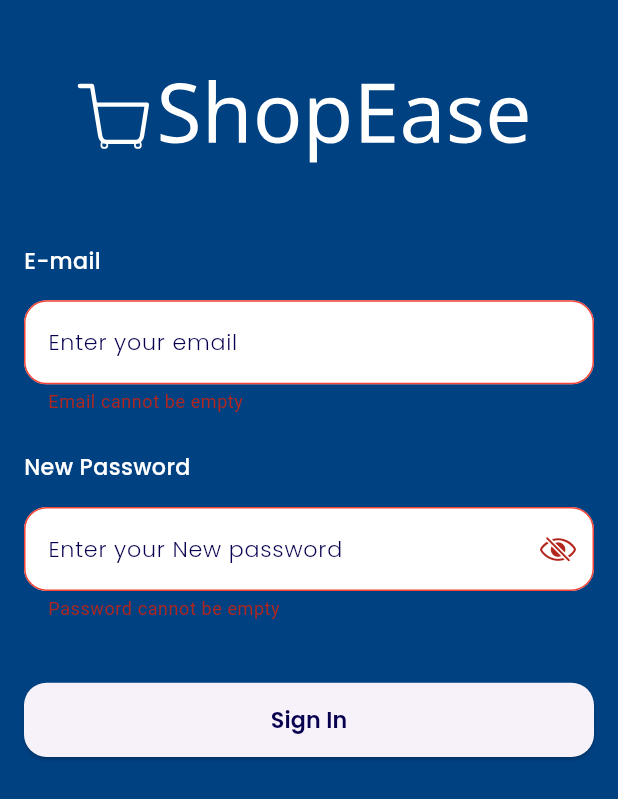
After one commit to MostafaEsmail98/e_commerce, a Flutter app: the ResetPassword screen opened by its route, after a tap on "Sign In", on a phone screen of 412 x 824 dp. The commit adds this screen. Shown: the top 799 px of the screen. Run offline on Flutter 3.47's test engine with Material 3 defaults, Android fonts, the phone set to English and light mode, and no system bars; our stand-ins replace bloc, connectivity_plus, dartz, dio, flutter_bloc, flutter_svg and 3 more; accounts and stored records are empty.

Commit message:
finish logic of cubit of reset password screen and ui

```diff
--- /dev/null
+++ b/lib/features/auth/presentation/manager/reset_password/reset_password_cubit.dart
@@ -0,0 +1,31 @@
+import 'package:bloc/bloc.dart';
+import 'package:dio/dio.dart';
+import 'package:e_commrece/core/database/api/dio_consumer.dart';
+import 'package:e_commrece/core/errors/error_model.dart';
+import 'package:e_commrece/core/params/params.dart';
+import 'package:e_commrece/features/auth/data/dataSoures/remoteDataResetPassword/remote_reset_password_impl.dart';
+import 'package:e_commrece/features/auth/data/repositery/reset_password_repo_impl.dart';
+import 'package:e_commrece/features/auth/domain/entities/reset_password_entity.dart';
+import 'package:e_commrece/features/auth/domain/usesCase/reset_password_use_cases.dart';
+import 'package:flutter/cupertino.dart';
+
+
+part 'reset_password_state.dart';
+
+class ResetPasswordCubit extends Cubit<ResetPasswordState> {
+  ResetPasswordCubit() : super(ResetPasswordInitial());
+  TextEditingController emailController = TextEditingController();
+  TextEditingController newPasswordController = TextEditingController();
+  GlobalKey<FormState> key = GlobalKey();
+  resetPassword() async {
+    emit(ResetPasswordLoading());
+    var response = await ResetPasswordUseCases(
+        resetPasswordRepo: ResetPasswordRepoImpl(
+            remoteResetPassword: RemoteResetPasswordImpl(
+                api: DioConsumer(dio: Dio())))).call(
+        ResetPasswordParams(email:emailController.text, newPassword:newPasswordController.text));
+    response.fold((failure) =>
+        emit(ResetPasswordFailure(errorModel: failure)), (user) =>
+        emit(ResetPasswordSuccessful(resetPasswordEntity: user)));
+  }
+}
--- /dev/null
+++ b/lib/features/auth/presentation/manager/reset_password/reset_password_state.dart
@@ -0,0 +1,15 @@
+part of 'reset_password_cubit.dart';
+class ResetPasswordState {}
+
+final class ResetPasswordInitial extends ResetPasswordState {}
+final class ResetPasswordFailure extends ResetPasswordState {
+  ErrorModel errorModel ;
+
+  ResetPasswordFailure({required this.errorModel});
+}
+final class ResetPasswordSuccessful extends ResetPasswordState {
+  ResetPasswordEntity resetPasswordEntity ;
+
+  ResetPasswordSuccessful({required this.resetPasswordEntity});
+}
+final class ResetPasswordLoading extends ResetPasswordState {}
--- /dev/null
+++ b/lib/features/auth/presentation/screens/reset_password.dart
@@ -0,0 +1,108 @@
+import 'package:e_commrece/core/utils/k_colors.dart';
+import 'package:e_commrece/core/utils/string.dart';
+import 'package:e_commrece/features/auth/presentation/manager/reset_password/reset_password_cubit.dart';
+import 'package:e_commrece/features/auth/presentation/widgets/custom_logo.dart';
+import 'package:flutter/material.dart';
+import 'package:flutter_bloc/flutter_bloc.dart';
+
+import '../../../../core/utils/app_styles.dart';
+import '../../../../core/utils/custom_space_height.dart';
+import '../widgets/custom_text_field.dart';
+
+class ResetPassword extends StatelessWidget {
+  const ResetPassword({super.key});
+
+  @override
+  Widget build(BuildContext context) {
+    return Scaffold(
+      backgroundColor: backGround,
+      body: Form(
+        key: context.read<ResetPasswordCubit>().key,
+        child: Padding(
+
+          padding: const EdgeInsets.symmetric(horizontal: 16.0),
+          child: Column(
+            children: [
+              const CustomLogo(),
+              const CustomSpaceHeight(height: .02),
+              CustomTextField(
+                  validator: (val) {
+                    if (val!.isEmpty) {
+                      return "Email cannot be empty";
+                    } else if (!val.emailValid) {
+                      return "This should be valid Email.";
+                    }
+                    return null;
+                  },
+                  text: "Enter your email",
+                  controller:
+                      context.read<ResetPasswordCubit>().emailController,
+                  title: "E-mail"),
+              const CustomSpaceHeight(height: .03),
+              CustomTextField(
+                text: "Enter your New password",
+                controller:
+                    context.read<ResetPasswordCubit>().newPasswordController,
+                title: "New Password",
+                isPassword: true,
+                validator: (val) {
+                  if (val!.isEmpty) {
+                    return "Password cannot be empty";
+                  } else if (val.length < 8) {
+                    return "Password should be more than 7 letters";
+                  }
+                  return null;
+                },
+              ),
+              const CustomSpaceHeight(height: .05),
+              ElevatedButton(
+                style: ButtonStyle(
+                    shape: WidgetStatePropertyAll(RoundedRectangleBorder(
+                        borderRadius: BorderRadius.circular(15)))),
+                onPressed: () {
+                  if (context
+                      .read<ResetPasswordCubit>()
+                      .key
+                      .currentState!
+                      .validate()) {
+                    context.read<ResetPasswordCubit>().resetPassword();
+                    context
+                        .read<ResetPasswordCubit>()
+                        .newPasswordController
+                        .text = "";
+                    context.read<ResetPasswordCubit>().emailController.text =
+                        "";
+                  }
+                },
+                child: SizedBox(
+                  height: MediaQuery.sizeOf(context).height * .06,
+                  width: double.maxFinite,
+                  child: Center(child:
+                      BlocBuilder<ResetPasswordCubit, ResetPasswordState>(
+                    builder: (context, state) {
+                      if (state is ResetPasswordLoading) {
+                        return const CircularProgressIndicator();
+                      } else if (state is ResetPasswordSuccessful) {
+                        return Text(
+                          "Done",
+                          style: AppStyles.textSemiBold18(context),
+                        );
+                      } else if (state is ResetPasswordFailure) {
+                        return Text(state.errorModel.errMassage,
+                            style: AppStyles.textSemiBold18(context));
+                      }
+                      return Text(
+                        "Sign In",
+                        style: AppStyles.textSemiBold18(context),
+                      );
+                    },
+                  )),
+                ),
+              ),
+            ],
+          ),
+        ),
+      ),
+    );
+  }
+}
--- a/lib/features/auth/presentation/screens/verify_code.dart
+++ b/lib/features/auth/presentation/screens/verify_code.dart
@@ -5,6 +5,7 @@ import 'package:e_commrece/features/auth/presentation/widgets/custom_logo.dart';
 import 'package:e_commrece/features/auth/presentation/widgets/custom_text_field.dart';
 import 'package:flutter/material.dart';
 import 'package:flutter_bloc/flutter_bloc.dart';
+import 'package:go_router/go_router.dart';
 import '../../../../core/utils/app_styles.dart';
 
 class VerifyCode extends StatelessWidget {
@@ -17,7 +18,7 @@ class VerifyCode extends StatelessWidget {
       body: BlocListener<VerifyCodeCubit, VerifyCodeState>(
   listener: (context, state) {
     if  (state is VerifyCodeSuccessful ){
-
+      GoRouter.of(context).push("/ResetPassword");
     }
     ScaffoldMessenger.of(context).showSnackBar(
       SnackBar(
--- a/lib/main.dart
+++ b/lib/main.dart
@@ -1,5 +1,6 @@
 import 'package:e_commrece/core/utils/routes.dart';
 import 'package:e_commrece/features/auth/presentation/manager/forget_password_cubit/forget_password_cubit.dart';
+import 'package:e_commrece/features/auth/presentation/manager/reset_password/reset_password_cubit.dart';
 import 'package:e_commrece/features/auth/presentation/manager/sign_in_cubit/sign_in_cubit.dart';
 import 'package:e_commrece/features/auth/presentation/manager/verify_code_cubit/verify_code_cubit.dart';
 import 'package:flutter/material.dart';
@@ -20,6 +21,7 @@ class MyApp extends StatelessWidget {
   Widget build(BuildContext context) {
     return MultiBlocProvider(providers: [
       BlocProvider<SignInCubit>(create: (context) => SignInCubit(),),
+      BlocProvider<ResetPasswordCubit>(create: (context) => ResetPasswordCubit(),),
       BlocProvider<SignUpCubit>(create: (context) => SignUpCubit(),),
       BlocProvider<ForgetPasswordCubit>(create: (context) => ForgetPasswordCubit(),),
       BlocProvider<VerifyCodeCubit>(create: (context) => VerifyCodeCubit(),),
```
